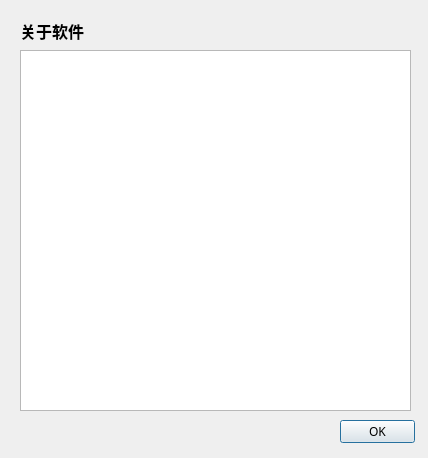
This is QTInterface/InstructionsDialog.ui in chiyueOfgit/SmartObliquePhotography as Qt 5 draws it before an edit. The edited form follows.
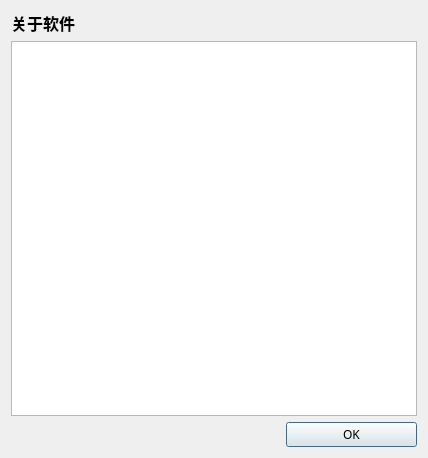
This is the edited form.

```diff
--- a/QTInterface/InstructionsDialog.ui
+++ b/QTInterface/InstructionsDialog.ui
@@ -18,15 +18,24 @@
   <property name="windowTitle">
    <string>Dialog</string>
   </property>
+  <layout class="QGridLayout" name="gridLayout">
+   <item row="0" column="0">
+    <widget class="QLabel" name="labelTitle">
+     <property name="font">
+      <font>
+       <family>楷体</family>
+       <pointsize>12</pointsize>
+       <weight>75</weight>
+       <bold>true</bold>
+      </font>
+     </property>
+     <property name="text">
+      <string>关于软件</string>
+     </property>
+    </widget>
+   </item>
+   <item row="2" column="2">
   <widget class="QPushButton" name="ButtonOK">
-   <property name="geometry">
-    <rect>
-     <x>340</x>
-     <y>420</y>
-     <width>75</width>
-     <height>23</height>
-    </rect>
-   </property>
    <property name="font">
     <font>
      <family>微软雅黑</family>
@@ -36,15 +45,8 @@
     <string>OK</string>
    </property>
   </widget>
-  <widget class="QWidget" name="verticalLayoutWidget">
-   <property name="geometry">
-    <rect>
-     <x>20</x>
-     <y>50</y>
-     <width>391</width>
-     <height>361</height>
-    </rect>
-   </property>
+   </item>
+   <item row="1" column="0" colspan="3">
    <layout class="QVBoxLayout" name="verticalLayout">
     <item>
      <widget class="QTextEdit" name="RichText">
@@ -54,28 +56,15 @@
      </widget>
     </item>
    </layout>
-  </widget>
-  <widget class="QLabel" name="labelTitle">
-   <property name="geometry">
-    <rect>
-     <x>20</x>
-     <y>20</y>
-     <width>71</width>
-     <height>21</height>
-    </rect>
-   </property>
-   <property name="font">
-    <font>
-     <family>楷体</family>
-     <pointsize>12</pointsize>
-     <weight>75</weight>
-     <bold>true</bold>
-    </font>
-   </property>
+   </item>
+   <item row="2" column="1">
+    <widget class="QLabel" name="LabelForBlank">
    <property name="text">
-    <string>关于软件</string>
-   </property>
-  </widget>
+      <string/>
+     </property>
+    </widget>
+   </item>
+  </layout>
  </widget>
  <resources/>
  <connections/>
```
Lines whose indentation alone changed are shown as unchanged.
